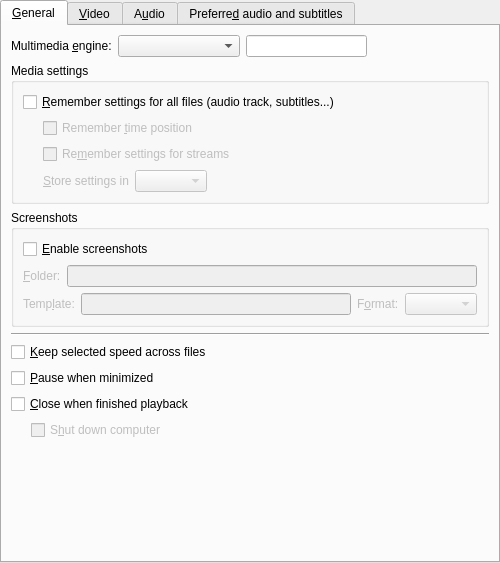
Old version of the form src/prefgeneral.ui in the repository smplayer-dev/smplayer.
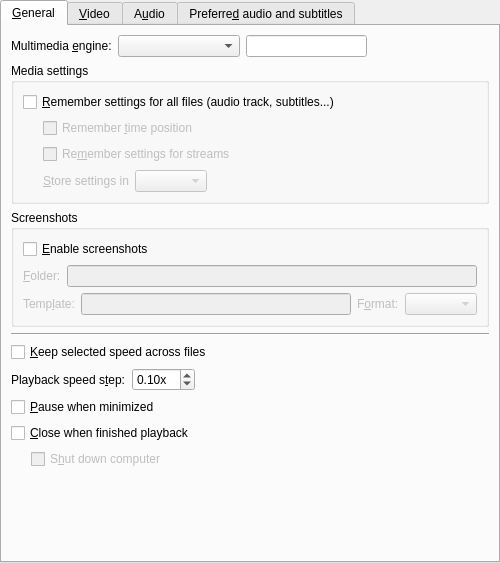
New version of the form. Custom widgets are drawn as their Qt base class.

Commit message: Add configurable playback speed step

Diff of the .ui file:
```diff
--- a/src/prefgeneral.ui
+++ b/src/prefgeneral.ui
@@ -270,6 +270,55 @@
          </property>
         </widget>
        </item>
+       <item>
+        <layout class="QHBoxLayout" name="speed_step_layout">
+         <item>
+          <widget class="QLabel" name="speed_step_label">
+           <property name="text">
+            <string>Playback speed s&amp;tep:</string>
+           </property>
+           <property name="buddy">
+            <cstring>speed_step_spin</cstring>
+           </property>
+          </widget>
+         </item>
+         <item>
+          <widget class="QDoubleSpinBox" name="speed_step_spin">
+           <property name="suffix">
+            <string notr="true">x</string>
+           </property>
+           <property name="decimals">
+            <number>2</number>
+           </property>
+           <property name="minimum">
+            <double>0.010000000000000</double>
+           </property>
+           <property name="maximum">
+            <double>10.000000000000000</double>
+           </property>
+           <property name="singleStep">
+            <double>0.010000000000000</double>
+           </property>
+           <property name="value">
+            <double>0.100000000000000</double>
+           </property>
+          </widget>
+         </item>
+         <item>
+          <spacer name="speed_step_spacer">
+           <property name="orientation">
+            <enum>Qt::Horizontal</enum>
+           </property>
+           <property name="sizeHint" stdset="0">
+            <size>
+             <width>40</width>
+             <height>20</height>
+            </size>
+           </property>
+          </spacer>
+         </item>
+        </layout>
+       </item>
        <item>
         <widget class="QCheckBox" name="pause_if_hidden_check">
          <property name="text">
```
Left out of the diff: 1 changed line with no effect on the pictures. The commit also changes 7 other files.
